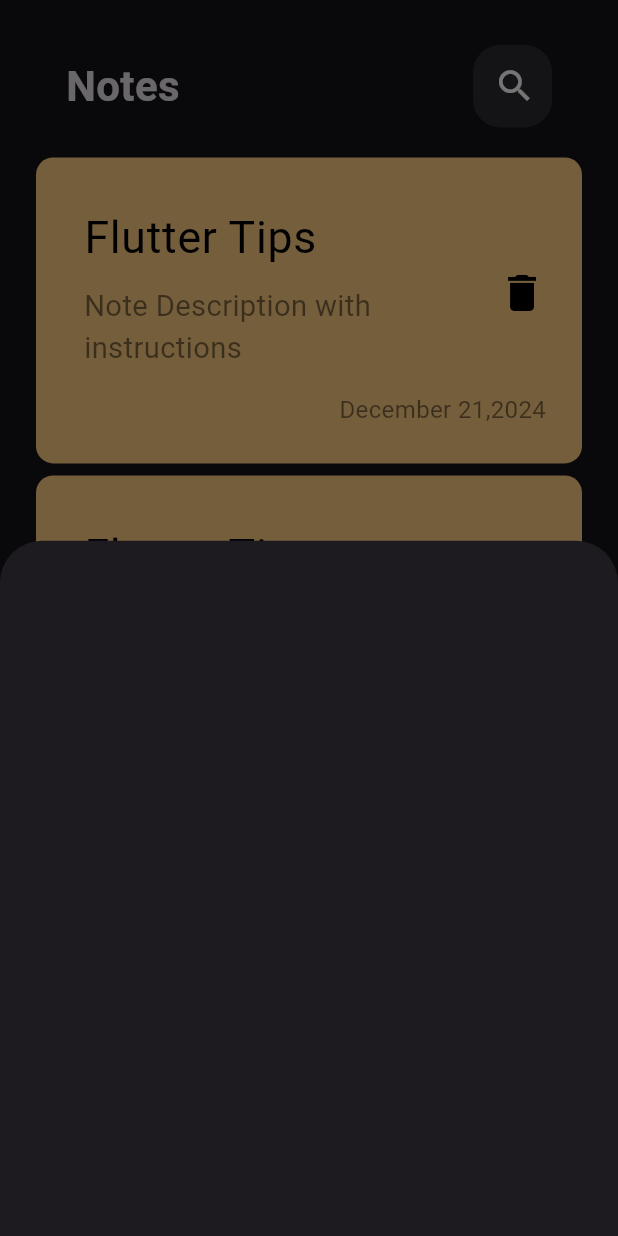
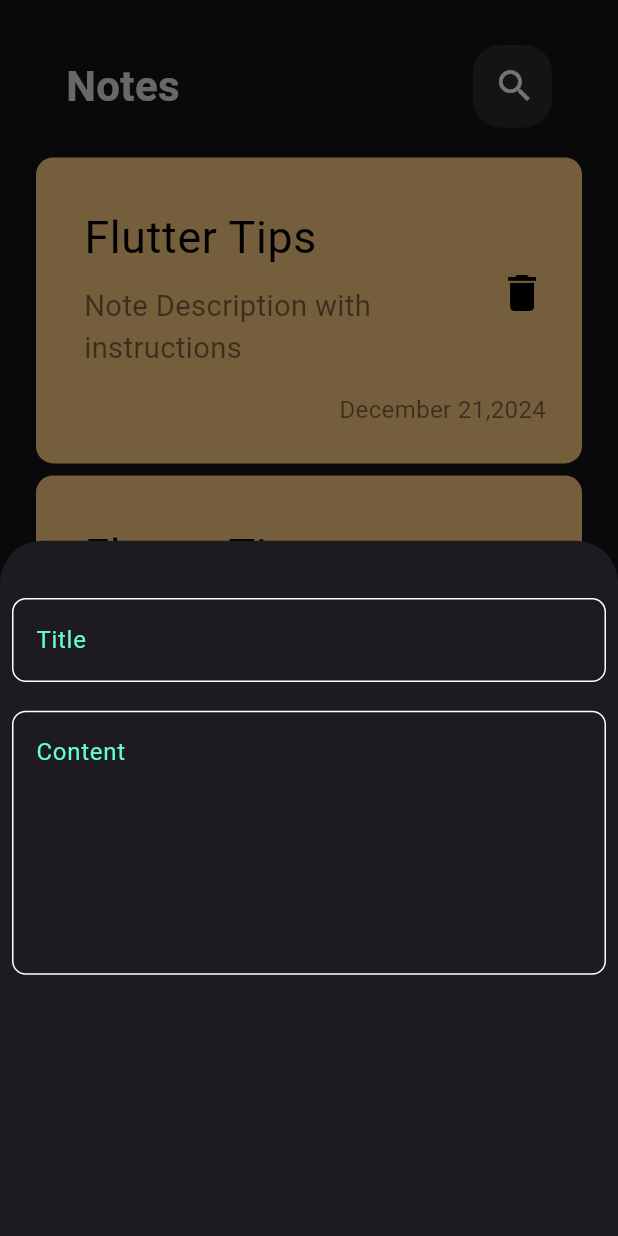
Before and after one commit to mariamattef/Notes-app, a Flutter app: the screen it shows after launch, after a tap on the "add" icon, on a phone screen of 412 x 824 dp. Run offline on Flutter 3.47's test engine with Material 3 defaults, Android fonts, the phone set to English and light mode, and no system bars; our stand-ins replace flutter_screenutil; Roboto replaces fonts that are missing (Mochiy Pop One).

Commit message:
add fielde to notes bottomSheet

```diff
--- /dev/null
+++ b/lib/constans.dart
@@ -0,0 +1,3 @@
+import 'package:flutter/material.dart';
+
+const kPrimaryColor = Color(0xff62fcd7);
--- a/lib/views/notes_view.dart
+++ b/lib/views/notes_view.dart
@@ -1,4 +1,5 @@
 import 'package:flutter/material.dart';
+import 'package:notesapp/constans.dart';
 import 'package:notesapp/widgets/add_note_bottom_sheet.dart';
 import 'package:notesapp/widgets/notes_view_body.dart';
 
@@ -10,8 +11,9 @@ class NotesView extends StatelessWidget {
     return Scaffold(
       floatingActionButton: Container(
         decoration: BoxDecoration(
-            color: const Color.fromARGB(255, 68, 240, 237),
-            borderRadius: BorderRadius.circular(50)),
+          color: kPrimaryColor,
+          borderRadius: BorderRadius.circular(50),
+        ),
         child: FloatingActionButton(
           backgroundColor: Colors.transparent,
           onPressed: () {
--- a/lib/widgets/add_note_bottom_sheet.dart
+++ b/lib/widgets/add_note_bottom_sheet.dart
@@ -1,10 +1,27 @@
 import 'package:flutter/material.dart';
+import 'package:flutter_screenutil/flutter_screenutil.dart';
+
+import 'custom_text_field.dart';
 
 class AddNoteBottomSheet extends StatelessWidget {
   const AddNoteBottomSheet({super.key});
 
   @override
   Widget build(BuildContext context) {
-    return Container();
+    return Padding(
+      padding: const EdgeInsets.symmetric(horizontal: 8.0),
+      child: Column(
+        children: [
+          SizedBox(
+            height: 32.h,
+          ),
+          const CustomTextField(hintText: 'Title'),
+          SizedBox(
+            height: 16.h,
+          ),
+          const CustomTextField(hintText: 'Content', maxLines: 6),
+        ],
+      ),
+    );
   }
 }
--- /dev/null
+++ b/lib/widgets/custom_text_field.dart
@@ -0,0 +1,34 @@
+import 'package:flutter/material.dart';
+import 'package:flutter_screenutil/flutter_screenutil.dart';
+import 'package:notesapp/constans.dart';
+
+class CustomTextField extends StatelessWidget {
+  const CustomTextField({this.maxLines = 1, required this.hintText, super.key});
+  final String? hintText;
+  final int maxLines;
+  @override
+  Widget build(BuildContext context) {
+    return TextField(
+      maxLines: maxLines,
+      cursorColor: kPrimaryColor,
+      decoration: InputDecoration(
+        hintText: hintText,
+        hintStyle: const TextStyle(color: kPrimaryColor),
+        border: buildBorder(),
+        enabledBorder: buildBorder(),
+        focusedBorder: buildBorder(
+          color: kPrimaryColor,
+        ),
+      ),
+    );
+  }
+
+  OutlineInputBorder buildBorder({color}) {
+    return OutlineInputBorder(
+      borderRadius: BorderRadius.circular(8.r),
+      borderSide: BorderSide(
+        color: color ?? Colors.white,
+      ),
+    );
+  }
+}
```
